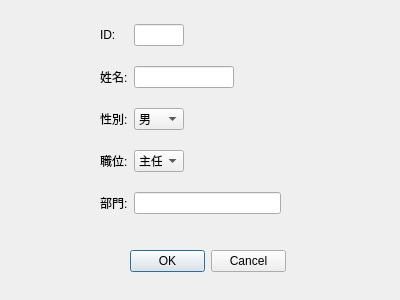
Above: Client/Source/gui/add.ui from jason281/SE_Project before the change. Below: the same form after it.
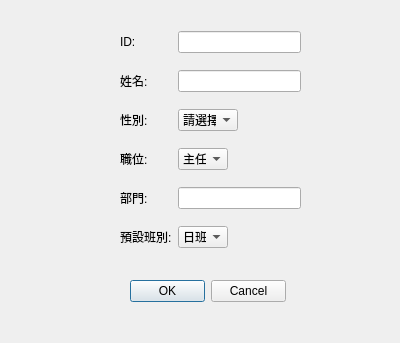
That is the form after the change.

Patch:
```diff
--- a/Client/Source/gui/add.ui
+++ b/Client/Source/gui/add.ui
@@ -7,7 +7,7 @@
     <x>0</x>
     <y>0</y>
     <width>400</width>
-    <height>300</height>
+    <height>343</height>
    </rect>
   </property>
   <property name="windowTitle">
@@ -16,30 +16,13 @@
   <widget class="QWidget" name="gridLayoutWidget">
    <property name="geometry">
     <rect>
-     <x>100</x>
-     <y>10</y>
+     <x>120</x>
+     <y>20</y>
      <width>181</width>
-     <height>221</height>
+     <height>241</height>
     </rect>
    </property>
    <layout class="QGridLayout" name="gridLayout">
-    <item row="0" column="0">
-     <widget class="QLabel" name="label_4">
-      <property name="text">
-       <string>ID:</string>
-      </property>
-     </widget>
-    </item>
-    <item row="1" column="1">
-     <widget class="QLineEdit" name="lineEdit_4">
-      <property name="maximumSize">
-       <size>
-        <width>100</width>
-        <height>16777215</height>
-       </size>
-      </property>
-     </widget>
-    </item>
     <item row="1" column="0">
      <widget class="QLabel" name="label_3">
       <property name="text">
@@ -47,19 +30,17 @@
       </property>
      </widget>
     </item>
-    <item row="0" column="1">
-     <widget class="QLineEdit" name="lineEdit_3">
-      <property name="enabled">
-       <bool>true</bool>
+    <item row="4" column="0">
+     <widget class="QLabel" name="label_7">
+      <property name="text">
+       <string>部門:</string>
       </property>
-      <property name="maximumSize">
-       <size>
-        <width>50</width>
-        <height>16777215</height>
-       </size>
-      </property>
+     </widget>
+    </item>
+    <item row="0" column="0">
+     <widget class="QLabel" name="label_4">
       <property name="text">
-       <string/>
+       <string>ID:</string>
       </property>
      </widget>
     </item>
@@ -70,26 +51,6 @@
       </property>
      </widget>
     </item>
-    <item row="2" column="1">
-     <widget class="QComboBox" name="comboBox">
-      <property name="maximumSize">
-       <size>
-        <width>50</width>
-        <height>16777215</height>
-       </size>
-      </property>
-      <item>
-       <property name="text">
-        <string>男</string>
-       </property>
-      </item>
-      <item>
-       <property name="text">
-        <string>女</string>
-       </property>
-      </item>
-     </widget>
-    </item>
     <item row="2" column="0">
      <widget class="QLabel" name="label_5">
       <property name="text">
@@ -97,16 +58,44 @@
       </property>
      </widget>
     </item>
-    <item row="4" column="0">
-     <widget class="QLabel" name="label_7">
+    <item row="1" column="1">
+     <widget class="QLineEdit" name="Emp_Name"/>
+    </item>
+    <item row="2" column="1">
+     <widget class="QComboBox" name="Gender">
+      <property name="maximumSize">
+       <size>
+        <width>60</width>
+        <height>16777215</height>
+       </size>
+      </property>
+      <item>
+       <property name="text">
+        <string>請選擇</string>
+       </property>
+      </item>
+      <item>
+       <property name="text">
+        <string>男</string>
+       </property>
+      </item>
+      <item>
+       <property name="text">
+        <string>女</string>
+       </property>
+      </item>
+     </widget>
+    </item>
+    <item row="0" column="1">
+     <widget class="QLineEdit" name="ID"/>
+    </item>
+    <item row="5" column="0">
+     <widget class="QLabel" name="label">
       <property name="text">
-       <string>部門:</string>
+       <string>預設班別:</string>
       </property>
      </widget>
     </item>
-    <item row="4" column="1">
-     <widget class="QLineEdit" name="lineEdit_5"/>
-    </item>
     <item row="3" column="1">
      <widget class="QComboBox" name="comboBox_2">
       <property name="maximumSize">
@@ -132,13 +121,41 @@
       </item>
      </widget>
     </item>
+    <item row="4" column="1">
+     <widget class="QLineEdit" name="branch"/>
+    </item>
+    <item row="5" column="1">
+     <widget class="QComboBox" name="Default_time">
+      <property name="maximumSize">
+       <size>
+        <width>50</width>
+        <height>16777215</height>
+       </size>
+      </property>
+      <item>
+       <property name="text">
+        <string>日班</string>
+       </property>
+      </item>
+      <item>
+       <property name="text">
+        <string>夜班</string>
+       </property>
+      </item>
+      <item>
+       <property name="text">
+        <string>全天</string>
+       </property>
+      </item>
+     </widget>
+    </item>
    </layout>
   </widget>
   <widget class="QDialogButtonBox" name="buttonBox">
    <property name="geometry">
     <rect>
      <x>130</x>
-     <y>250</y>
+     <y>280</y>
      <width>156</width>
      <height>23</height>
     </rect>
```
Left out of the diff: 4 changed lines with no effect on the pictures.
